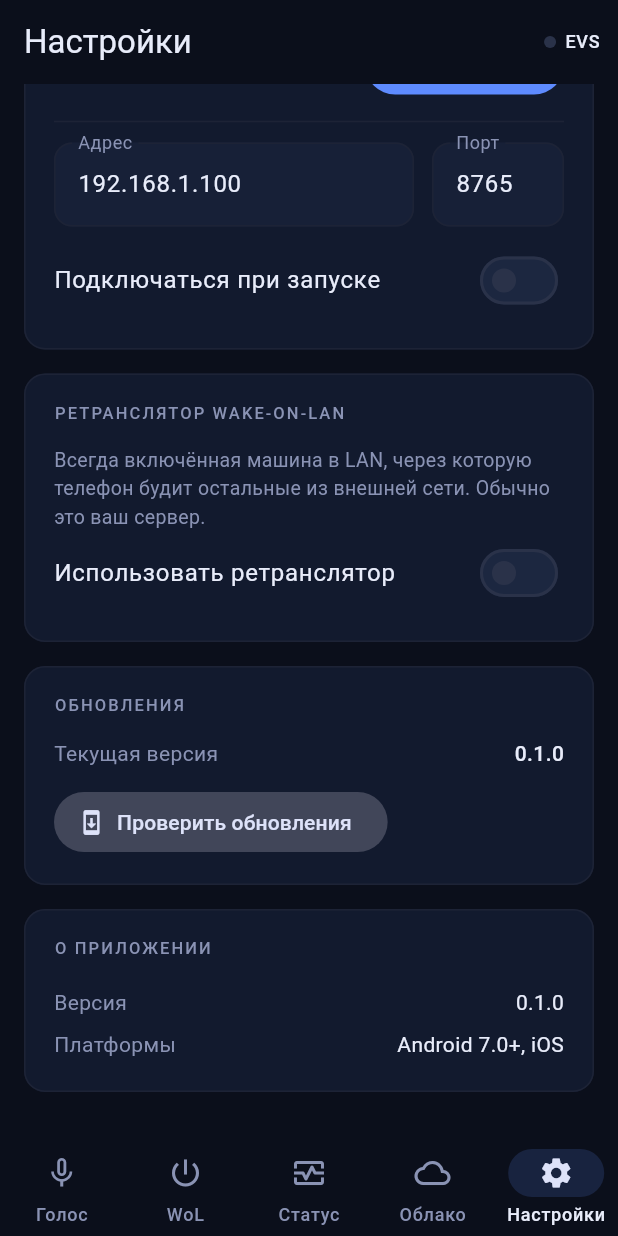
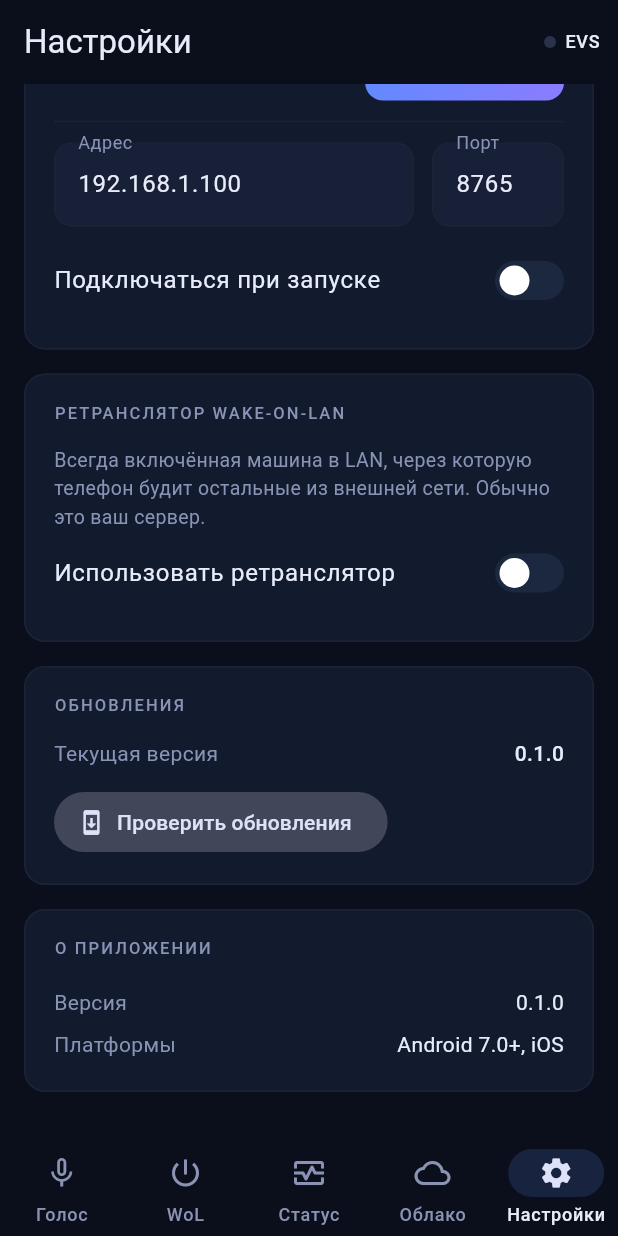
Before and after one commit to kekw2077/nexus, a Flutter app: the screen it shows after launch, item 5 of the bottom bar chosen, scrolled down 351 dp, on a phone screen of 412 x 824 dp. Run offline on Flutter 3.47's test engine with Material 3 defaults, Android fonts, the phone set to English and light mode, and no system bars; our stand-ins replace firebase_core, firebase_messaging, flutter_local_notifications, open_filex, package_info_plus, shared_preferences; missing offline and left inert: record; accounts and stored records are empty; network calls fail.

Commit message:
Gradient accents: buttons, toggles and progress bars
- New gradient widgets (widgets/gradient.dart): GradientButton (transparent
  FilledButton over an accent gradient, keeps native sizing/ripple/disabled),
  GradientSwitch/GradientSwitchTile (mockup-style pill toggle), GradientBar
  (cyan→violet fill, solid warning when hot).
- Status metric bars, primary CTAs (add/connect/install/scan-add/form submit)
  and all switches now use the accent gradient, matching the EVS Sync mockup.

Co-Authored-By: Claude <noreply@anthropic.com>

```diff
--- a/lib/screens/settings_screen.dart
+++ b/lib/screens/settings_screen.dart
@@ -10,6 +10,7 @@ import '../services/update_service.dart';
 import '../state/evs_controller.dart';
 import '../state/settings_controller.dart';
 import '../widgets/editable_field.dart';
+import '../widgets/gradient.dart';
 
 class SettingsScreen extends StatelessWidget {
   const SettingsScreen({super.key});
@@ -125,9 +126,9 @@ class _EvsSection extends StatelessWidget {
             if (evs.status == EvsStatus.connected)
               TextButton(onPressed: evs.disconnect, child: const Text('Отключить'))
             else
-              FilledButton(
+              GradientButton(
                 onPressed: evs.status == EvsStatus.connecting ? null : evs.connect,
-                child: const Text('Подключить'),
+                label: const Text('Подключить'),
               ),
           ],
         ),
@@ -165,8 +166,7 @@ class _EvsSection extends StatelessWidget {
           ],
         ),
         const SizedBox(height: 8),
-        SwitchListTile(
-          contentPadding: EdgeInsets.zero,
+        GradientSwitchTile(
           title: const Text('Подключаться при запуске'),
           value: evs.autoStart,
           onChanged: evs.setAutoStart,
@@ -190,15 +190,13 @@ class _RelaySection extends StatelessWidget {
           'из внешней сети. Обычно это ваш сервер.',
           style: TextStyle(fontSize: 13, color: Theme.of(context).colorScheme.onSurfaceVariant),
         ),
-        SwitchListTile(
-          contentPadding: EdgeInsets.zero,
+        GradientSwitchTile(
           title: const Text('Использовать ретранслятор'),
           value: settings.relayEnabled,
           onChanged: (v) => settings.setRelay(enabled: v),
         ),
         if (settings.relayEnabled) ...[
-          SwitchListTile(
-            contentPadding: EdgeInsets.zero,
+          GradientSwitchTile(
             title: const Text('HTTPS (публичный адрес)'),
             value: settings.relaySecure,
             onChanged: (v) => settings.setRelay(secure: v),
@@ -458,7 +456,7 @@ class _UpdateSectionState extends State<_UpdateSection> {
       if (Platform.isAndroid && info.hasApk)
         Align(
           alignment: Alignment.centerLeft,
-          child: FilledButton.icon(
+          child: GradientButton(
             onPressed: _downloadAndInstall,
             icon: const Icon(Icons.download, size: 18),
             label: const Text('Скачать и установить'),
--- a/lib/screens/voice_control_screen.dart
+++ b/lib/screens/voice_control_screen.dart
@@ -4,6 +4,7 @@ import 'package:provider/provider.dart';
 import '../core/format.dart';
 import '../core/theme.dart';
 import '../state/evs_controller.dart';
+import '../widgets/gradient.dart';
 import '../widgets/waveform.dart';
 
 class VoiceControlScreen extends StatefulWidget {
@@ -173,7 +174,7 @@ class _EnableTile extends StatelessWidget {
   @override
   Widget build(BuildContext context) {
     return Card(
-      child: SwitchListTile(
+      child: GradientSwitchTile(
         title: const Text('Голосовой ввод'),
         value: value,
         onChanged: onChanged,
--- a/lib/screens/wake_on_lan_screen.dart
+++ b/lib/screens/wake_on_lan_screen.dart
@@ -7,6 +7,7 @@ import '../models/wol_target.dart';
 import '../state/settings_controller.dart';
 import '../state/wol_controller.dart';
 import '../widgets/computer_form_sheet.dart';
+import '../widgets/gradient.dart';
 
 class WakeOnLanScreen extends StatelessWidget {
   const WakeOnLanScreen({super.key});
@@ -245,7 +246,7 @@ class _Empty extends StatelessWidget {
               style: TextStyle(color: scheme.onSurfaceVariant),
             ),
             const SizedBox(height: 20),
-            FilledButton(onPressed: onAdd, child: const Text('Добавить компьютер')),
+            GradientButton(onPressed: onAdd, label: const Text('Добавить компьютер')),
           ],
         ),
       ),
--- a/lib/widgets/computer_form_sheet.dart
+++ b/lib/widgets/computer_form_sheet.dart
@@ -4,6 +4,7 @@ import 'package:flutter/services.dart';
 import '../core/input_formatters.dart';
 import '../core/theme.dart';
 import '../core/validators.dart';
+import 'gradient.dart';
 
 class ComputerFormResult {
   ComputerFormResult({
@@ -278,10 +279,9 @@ class _FormBodyState extends State<_FormBody> {
             ),
             if (widget.withDirectToggle) ...[
               const SizedBox(height: 6),
-              SwitchListTile(
+              GradientSwitchTile(
                 value: _directSend,
                 onChanged: (v) => setState(() => _directSend = v),
-                contentPadding: EdgeInsets.zero,
                 title: const Text('Напрямую, минуя ретранслятор'),
                 subtitle: Text(
                   'Для пробуждения из интернета (адрес — DDNS/публичный, '
@@ -369,7 +369,7 @@ class _FormBodyState extends State<_FormBody> {
                 ),
                 const SizedBox(width: 12),
                 Expanded(
-                  child: FilledButton(onPressed: _submit, child: Text(widget.submitLabel)),
+                  child: GradientButton(onPressed: _submit, label: Text(widget.submitLabel)),
                 ),
               ],
             ),
--- /dev/null
+++ b/lib/widgets/gradient.dart
@@ -0,0 +1,157 @@
+import 'package:flutter/material.dart';
+
+import '../core/theme.dart';
+
+/// Акцентный градиент (blue → violet) из брендовых цветов текущей темы.
+LinearGradient accentGradient(ColorScheme scheme) => LinearGradient(
+      begin: Alignment.topLeft,
+      end: Alignment.bottomRight,
+      colors: [scheme.primary, scheme.tertiary],
+    );
+
+/// Градиент для полос заполнения (cyan → violet).
+LinearGradient barGradient(ColorScheme scheme) => LinearGradient(
+      colors: [scheme.secondary, scheme.tertiary],
+    );
+
+/// Кнопка с акцентным градиентом. Внутри — прозрачный [FilledButton], поэтому
+/// поведение (размеры, работа в Expanded, ripple, disabled) — как у обычной.
+class GradientButton extends StatelessWidget {
+  const GradientButton({super.key, required this.onPressed, required this.label, this.icon});
+
+  final VoidCallback? onPressed;
+  final Widget label;
+  final Widget? icon;
+
+  @override
+  Widget build(BuildContext context) {
+    final scheme = Theme.of(context).colorScheme;
+    final enabled = onPressed != null;
+    final shape = RoundedRectangleBorder(borderRadius: BorderRadius.circular(12));
+    final style = FilledButton.styleFrom(
+      backgroundColor: Colors.transparent,
+      foregroundColor: Colors.white,
+      disabledBackgroundColor: Colors.transparent,
+      disabledForegroundColor: Colors.white,
+      shadowColor: Colors.transparent,
+      elevation: 0,
+      shape: shape,
+    );
+
+    return Opacity(
+      opacity: enabled ? 1 : 0.5,
+      child: DecoratedBox(
+        decoration: BoxDecoration(
+          borderRadius: BorderRadius.circular(12),
+          gradient: accentGradient(scheme),
+        ),
+        child: icon != null
+            ? FilledButton.icon(onPressed: onPressed, style: style, icon: icon!, label: label)
+            : FilledButton(onPressed: onPressed, style: style, child: label),
+      ),
+    );
+  }
+}
+
+/// Компактный переключатель в стиле макета: 46×26 пилюля, градиент когда включён,
+/// белый бегунок. API совместим со [Switch] (value / onChanged).
+class GradientSwitch extends StatelessWidget {
+  const GradientSwitch({super.key, required this.value, required this.onChanged});
+
+  final bool value;
+  final ValueChanged<bool>? onChanged;
+
+  @override
+  Widget build(BuildContext context) {
+    final scheme = Theme.of(context).colorScheme;
+    final enabled = onChanged != null;
+    return Opacity(
+      opacity: enabled ? 1 : 0.5,
+      child: GestureDetector(
+        behavior: HitTestBehavior.opaque,
+        onTap: enabled ? () => onChanged!(!value) : null,
+        child: AnimatedContainer(
+          duration: const Duration(milliseconds: 180),
+          curve: Curves.easeInOut,
+          width: 46,
+          height: 26,
+          padding: const EdgeInsets.all(3),
+          alignment: value ? Alignment.centerRight : Alignment.centerLeft,
+          decoration: BoxDecoration(
+            borderRadius: BorderRadius.circular(999),
+            gradient: value ? accentGradient(scheme) : null,
+            color: value ? null : scheme.surfaceContainerHighest,
+          ),
+          child: Container(
+            width: 20,
+            height: 20,
+            decoration: const BoxDecoration(color: Colors.white, shape: BoxShape.circle),
+          ),
+        ),
+      ),
+    );
+  }
+}
+
+/// Тумблер-строка (замена SwitchListTile) с градиентным переключателем.
+class GradientSwitchTile extends StatelessWidget {
+  const GradientSwitchTile({
+    super.key,
+    required this.title,
+    required this.value,
+    required this.onChanged,
+    this.subtitle,
+    this.contentPadding = EdgeInsets.zero,
+  });
+
+  final Widget title;
+  final Widget? subtitle;
+  final bool value;
+  final ValueChanged<bool>? onChanged;
+  final EdgeInsetsGeometry contentPadding;
+
+  @override
+  Widget build(BuildContext context) {
+    return ListTile(
+      contentPadding: contentPadding,
+      title: title,
+      subtitle: subtitle,
+      trailing: GradientSwitch(value: value, onChanged: onChanged),
+      onTap: onChanged == null ? null : () => onChanged!(!value),
+    );
+  }
+}
+
+/// Полоса заполнения с градиентом (cyan → violet); при перегрузке — сплошной
+/// предупреждающий цвет.
+class GradientBar extends StatelessWidget {
+  const GradientBar({super.key, required this.value, this.hot = false, this.height = 6});
+
+  final double value; // 0..1
+  final bool hot;
+  final double height;
+
+  @override
+  Widget build(BuildContext context) {
+    final scheme = Theme.of(context).colorScheme;
+    final warning = Theme.of(context).extension<StatusColors>()?.warning ?? scheme.error;
+    final radius = BorderRadius.circular(height);
+    return ClipRRect(
+      borderRadius: radius,
+      child: Container(
+        height: height,
+        color: scheme.surfaceContainerHighest,
+        child: FractionallySizedBox(
+          alignment: Alignment.centerLeft,
+          widthFactor: value.clamp(0.0, 1.0),
+          child: DecoratedBox(
+            decoration: BoxDecoration(
+              gradient: hot ? null : barGradient(scheme),
+              color: hot ? warning : null,
+            ),
+          ),
+        ),
+      ),
+    );
+  }
+}
--- a/lib/widgets/network_scan_sheet.dart
+++ b/lib/widgets/network_scan_sheet.dart
@@ -3,6 +3,7 @@ import 'package:flutter/services.dart';
 
 import '../core/theme.dart';
 import '../services/network_scanner.dart';
+import 'gradient.dart';
 
 /// Нижняя панель поиска машин в локальной сети. Сканирует подсеть на отклик
 /// агента и предлагает добавить найденный хост в мониторинг. Возвращает
@@ -178,9 +179,9 @@ class _NetworkScanSheetState extends State<NetworkScanSheet> {
                   visualDensity: VisualDensity.compact,
                   side: BorderSide(color: scheme.outlineVariant),
                 )
-              : FilledButton(
+              : GradientButton(
                   onPressed: () => Navigator.of(context).pop(host),
-                  child: const Text('Добавить'),
+                  label: const Text('Добавить'),
                 ),
         );
       },
```
Also changed, not shown: lib/screens/computer_status_screen.dart (+3 -10 lines).
